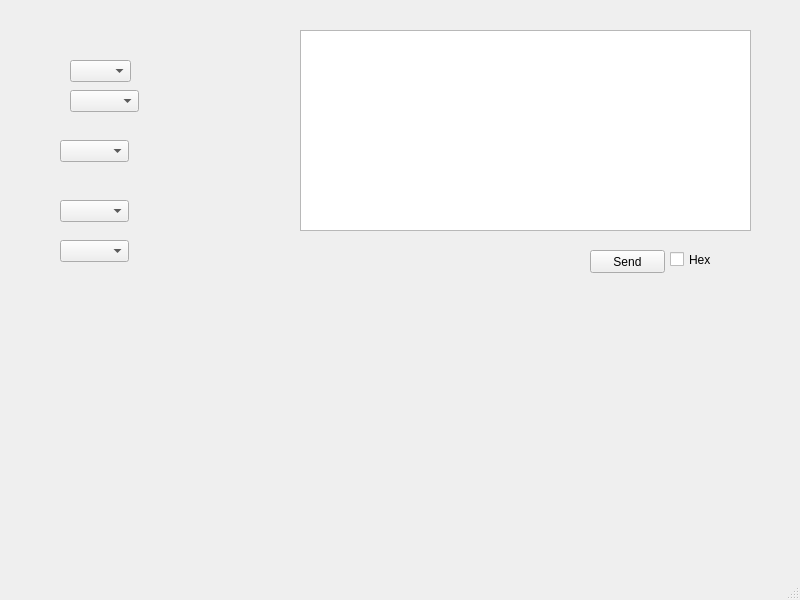
heyqingniany/SerialTools, file mainwindow.ui: the form before one commit.
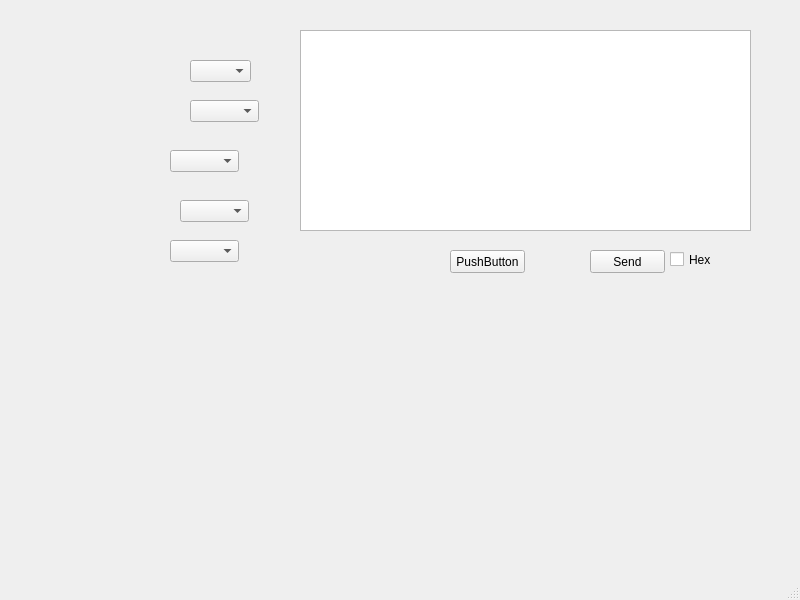
The form after the commit.

What changed in the file:
```diff
--- a/mainwindow.ui
+++ b/mainwindow.ui
@@ -63,7 +63,7 @@
    <widget class="QComboBox" name="comboCom_Port">
     <property name="geometry">
      <rect>
-      <x>70</x>
+      <x>190</x>
       <y>60</y>
       <width>61</width>
       <height>22</height>
@@ -83,8 +83,8 @@
    <widget class="QComboBox" name="comboCom_Baud">
     <property name="geometry">
      <rect>
-      <x>70</x>
-      <y>90</y>
+      <x>190</x>
+      <y>100</y>
       <width>69</width>
       <height>22</height>
      </rect>
@@ -93,8 +93,8 @@
    <widget class="QComboBox" name="comboCom_DataBit">
     <property name="geometry">
      <rect>
-      <x>60</x>
-      <y>140</y>
+      <x>170</x>
+      <y>150</y>
       <width>69</width>
       <height>22</height>
      </rect>
@@ -103,7 +103,7 @@
    <widget class="QComboBox" name="comboCom_StopBit">
     <property name="geometry">
      <rect>
-      <x>60</x>
+      <x>180</x>
       <y>200</y>
       <width>69</width>
       <height>22</height>
@@ -113,13 +113,26 @@
    <widget class="QComboBox" name="comboCom_Parity">
     <property name="geometry">
      <rect>
-      <x>60</x>
+      <x>170</x>
       <y>240</y>
       <width>69</width>
       <height>22</height>
      </rect>
     </property>
    </widget>
+   <widget class="QPushButton" name="actCom_Open">
+    <property name="geometry">
+     <rect>
+      <x>450</x>
+      <y>250</y>
+      <width>75</width>
+      <height>23</height>
+     </rect>
+    </property>
+    <property name="text">
+     <string>PushButton</string>
+    </property>
+   </widget>
   </widget>
   <widget class="QMenuBar" name="menubar">
    <property name="geometry">
```
